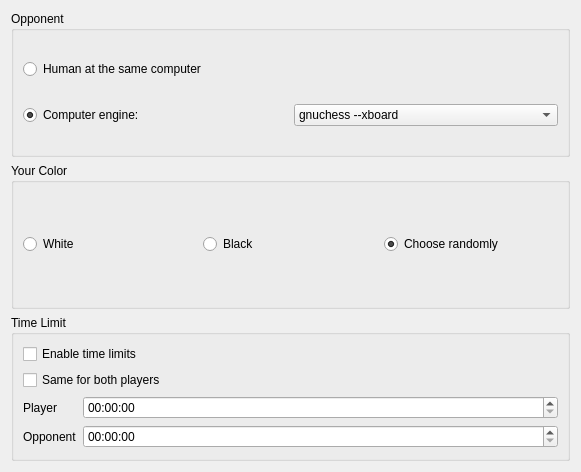
Before: the Qt Designer form src/gamedialog.ui in KDE/knights, drawn with Qt 5.
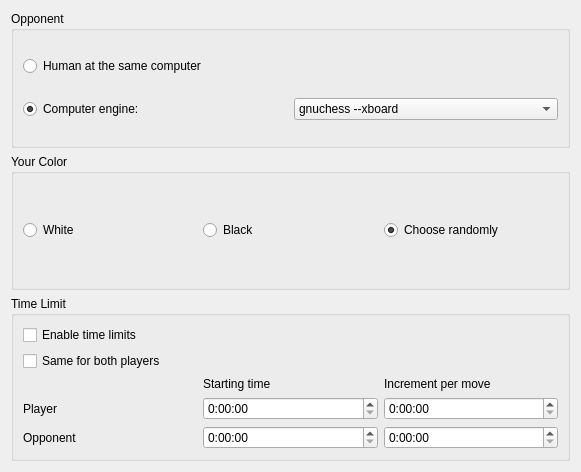
After: the same form once the commit is applied. Custom widgets are drawn as their Qt base class.

```diff
--- a/src/gamedialog.ui
+++ b/src/gamedialog.ui
@@ -112,14 +112,24 @@
        </widget>
       </item>
       <item>
-       <layout class="QFormLayout" name="formLayout_2">
-        <item row="0" column="0">
+       <layout class="QGridLayout" name="gridLayout_2">
+        <item row="1" column="0">
          <widget class="QLabel" name="playerLabel">
           <property name="text">
            <string>Player</string>
           </property>
          </widget>
         </item>
+        <item row="1" column="1">
+         <widget class="QTimeEdit" name="playerTimeEdit">
+          <property name="currentSection">
+           <enum>QDateTimeEdit::MinuteSection</enum>
+          </property>
+          <property name="displayFormat">
+           <string>H:mm:ss</string>
+          </property>
+         </widget>
+        </item>
         <item row="2" column="0">
          <widget class="QLabel" name="oppLabel">
           <property name="text">
@@ -127,11 +137,49 @@
           </property>
          </widget>
         </item>
-        <item row="0" column="1">
-         <widget class="QTimeEdit" name="playerTimeEdit"/>
-        </item>
         <item row="2" column="1">
-         <widget class="QTimeEdit" name="oppTimeEdit"/>
+         <widget class="QTimeEdit" name="oppTimeEdit">
+          <property name="currentSection">
+           <enum>QDateTimeEdit::MinuteSection</enum>
+          </property>
+          <property name="displayFormat">
+           <string>H:mm:ss</string>
+          </property>
+         </widget>
+        </item>
+        <item row="1" column="3">
+         <widget class="QTimeEdit" name="playerIncTimeEdit">
+          <property name="currentSection">
+           <enum>QDateTimeEdit::MinuteSection</enum>
+          </property>
+          <property name="displayFormat">
+           <string>H:mm:ss</string>
+          </property>
+         </widget>
+        </item>
+        <item row="2" column="3">
+         <widget class="QTimeEdit" name="oppIncTimeEdit">
+          <property name="currentSection">
+           <enum>QDateTimeEdit::MinuteSection</enum>
+          </property>
+          <property name="displayFormat">
+           <string>H:mm:ss</string>
+          </property>
+         </widget>
+        </item>
+        <item row="0" column="3">
+         <widget class="QLabel" name="label_2">
+          <property name="text">
+           <string>Increment per move</string>
+          </property>
+         </widget>
+        </item>
+        <item row="0" column="1">
+         <widget class="QLabel" name="label">
+          <property name="text">
+           <string>Starting time</string>
+          </property>
+         </widget>
         </item>
        </layout>
       </item>
```
